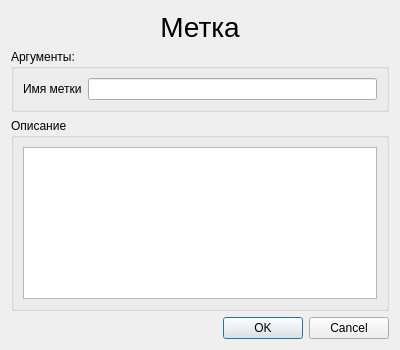
Before: the Qt Designer form KAMEditor/gui/commands/labeldialog.ui in Xtail96/SML, drawn with Qt 5.
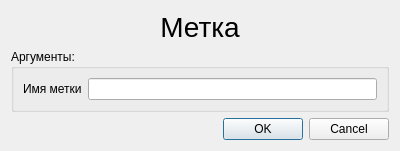
After: the same form once the commit is applied.

```diff
--- a/KAMEditor/gui/commands/labeldialog.ui
+++ b/KAMEditor/gui/commands/labeldialog.ui
@@ -7,7 +7,7 @@
     <x>0</x>
     <y>0</y>
     <width>400</width>
-    <height>350</height>
+    <height>150</height>
    </rect>
   </property>
   <property name="windowTitle">
@@ -48,22 +48,6 @@
      </layout>
     </widget>
    </item>
-   <item>
-    <widget class="QGroupBox" name="label_groupBox_description">
-     <property name="title">
-      <string>Описание</string>
-     </property>
-     <layout class="QGridLayout" name="gridLayout_2">
-      <item row="0" column="0">
-       <widget class="QTextEdit" name="label_textEdit_description">
-        <property name="readOnly">
-         <bool>true</bool>
-        </property>
-       </widget>
-      </item>
-     </layout>
-    </widget>
-   </item>
    <item>
     <widget class="QDialogButtonBox" name="buttonBox">
      <property name="orientation">
```
Left out of the diff: 6 changed lines with no effect on the pictures.
